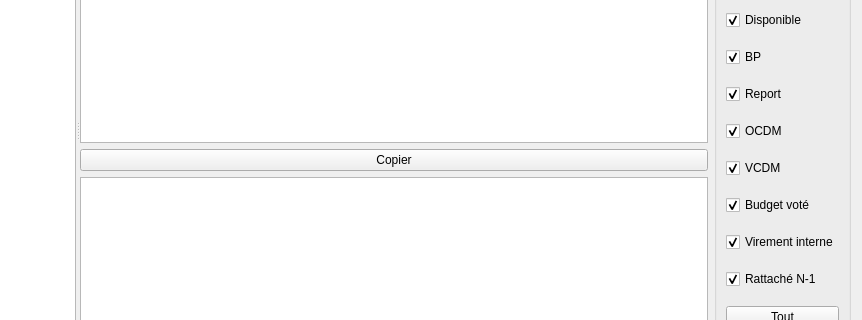
GiPiLab/ProtonClassicSuite, file formreportingoverview.ui: the form before one commit; both pictures show x 213 to 1075 and y 153 to 473 of the 1075 by 565 pixel window.
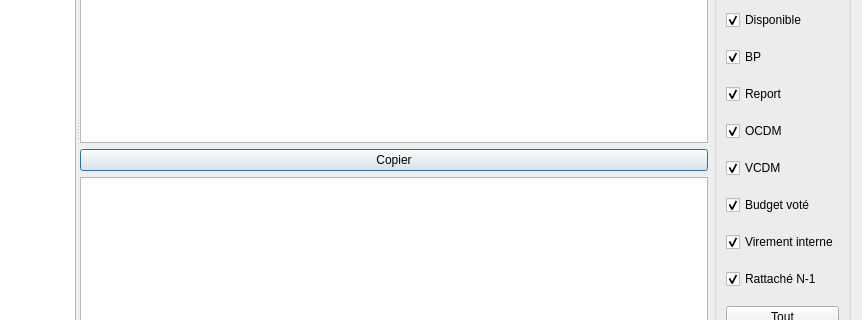
The form after the commit. Icons and pictures are not drawn.

The edit to the form file:
```diff
--- a/formreportingoverview.ui
+++ b/formreportingoverview.ui
@@ -192,6 +192,9 @@
          <property name="text">
           <string>Copier</string>
          </property>
+         <property name="default">
+          <bool>true</bool>
+         </property>
         </widget>
        </item>
        <item row="3" column="0" colspan="2">
```
Left out of the diff: 44 changed lines with no effect on the pictures.
